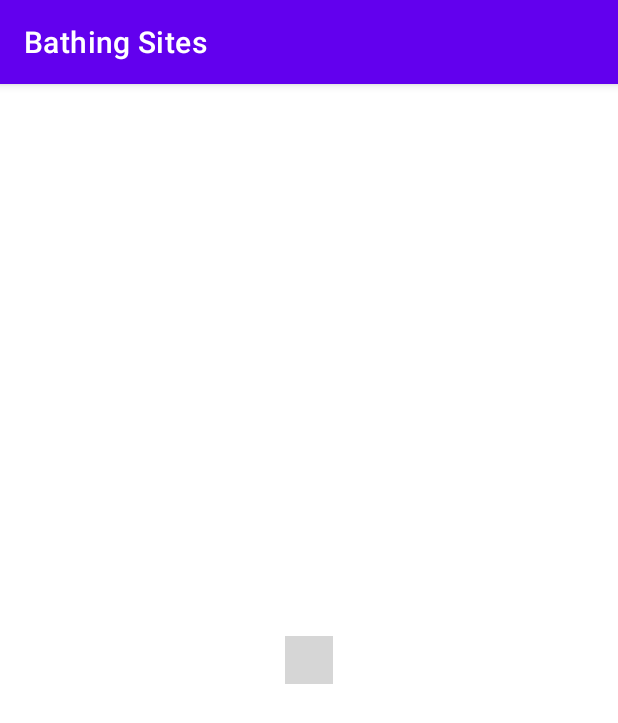
After one commit to SamuelThand/bathing-sites-app, an Android app: the fragment BathingSitesFragment shown on its own in the app's theme, on a phone screen of 412 x 824 dp. The commit adds this screen. Shown: the top 723 px of the screen. Run offline under Robolectric (Android 15) with nearby library versions, the phone set to English and light mode, and no system bars; libraries missing offline, so code that uses them is left out: se.miun.sath2102; grey boxes are pictures that could not be loaded.

Commit message:
Created BathingSitesFragment and made it contain BathingSitesView

```diff
--- /dev/null
+++ b/app/src/main/java/se/miun/sath2102/dt031g/bathingsites/BathingSitesFragment.kt
@@ -0,0 +1,59 @@
+package se.miun.sath2102.dt031g.bathingsites
+
+import android.os.Bundle
+import androidx.fragment.app.Fragment
+import android.view.LayoutInflater
+import android.view.View
+import android.view.ViewGroup
+
+// TODO: Rename parameter arguments, choose names that match
+// the fragment initialization parameters, e.g. ARG_ITEM_NUMBER
+private const val ARG_PARAM1 = "param1"
+private const val ARG_PARAM2 = "param2"
+
+/**
+ * A simple [Fragment] subclass.
+ * Use the [BathingSitesFragment.newInstance] factory method to
+ * create an instance of this fragment.
+ */
+class BathingSitesFragment : Fragment() {
+    // TODO: Rename and change types of parameters
+    private var param1: String? = null
+    private var param2: String? = null
+
+    override fun onCreate(savedInstanceState: Bundle?) {
+        super.onCreate(savedInstanceState)
+        arguments?.let {
+            param1 = it.getString(ARG_PARAM1)
+            param2 = it.getString(ARG_PARAM2)
+        }
+    }
+
+    override fun onCreateView(
+        inflater: LayoutInflater, container: ViewGroup?,
+        savedInstanceState: Bundle?
+    ): View? {
+        // Inflate the layout for this fragment
+        return inflater.inflate(R.layout.fragment_bathing_sites, container, false)
+    }
+
+    companion object {
+        /**
+         * Use this factory method to create a new instance of
+         * this fragment using the provided parameters.
+         *
+         * @param param1 Parameter 1.
+         * @param param2 Parameter 2.
+         * @return A new instance of fragment BathingSitesFragment.
+         */
+        // TODO: Rename and change types and number of parameters
+        @JvmStatic
+        fun newInstance(param1: String, param2: String) =
+            BathingSitesFragment().apply {
+                arguments = Bundle().apply {
+                    putString(ARG_PARAM1, param1)
+                    putString(ARG_PARAM2, param2)
+                }
+            }
+    }
+}
--- /dev/null
+++ b/app/src/main/res/layout/fragment_bathing_sites.xml
@@ -0,0 +1,24 @@
+<?xml version="1.0" encoding="utf-8"?>
+<FrameLayout xmlns:android="http://schemas.android.com/apk/res/android"
+    xmlns:app="http://schemas.android.com/apk/res-auto"
+    xmlns:tools="http://schemas.android.com/tools"
+    android:layout_width="match_parent"
+    android:layout_height="match_parent"
+    tools:context=".BathingSitesFragment">
+
+    <androidx.constraintlayout.widget.ConstraintLayout
+        android:layout_width="match_parent"
+        android:layout_height="match_parent">
+
+        <se.miun.sath2102.dt031g.bathingsites.BathingSitesView
+            android:id="@+id/bathingSitesView2"
+            android:layout_width="wrap_content"
+            android:layout_height="wrap_content"
+            app:layout_constraintBottom_toBottomOf="parent"
+            app:layout_constraintEnd_toEndOf="parent"
+            app:layout_constraintHorizontal_bias="0.5"
+            app:layout_constraintStart_toStartOf="parent"
+            app:layout_constraintTop_toTopOf="parent"
+            app:layout_constraintVertical_bias="0.5" />
+    </androidx.constraintlayout.widget.ConstraintLayout>
+</FrameLayout>
--- a/app/src/main/res/values/strings.xml
+++ b/app/src/main/res/values/strings.xml
@@ -1,3 +1,5 @@
 <resources>
     <string name="app_name">Bathing Sites</string>
+    <!-- TODO: Remove or change this placeholder text -->
+    <string name="hello_blank_fragment">Hello blank fragment</string>
 </resources>
```
Also changed, not shown: app/src/main/res/layout/bathing_sites_view.xml (+11 -0 lines).
